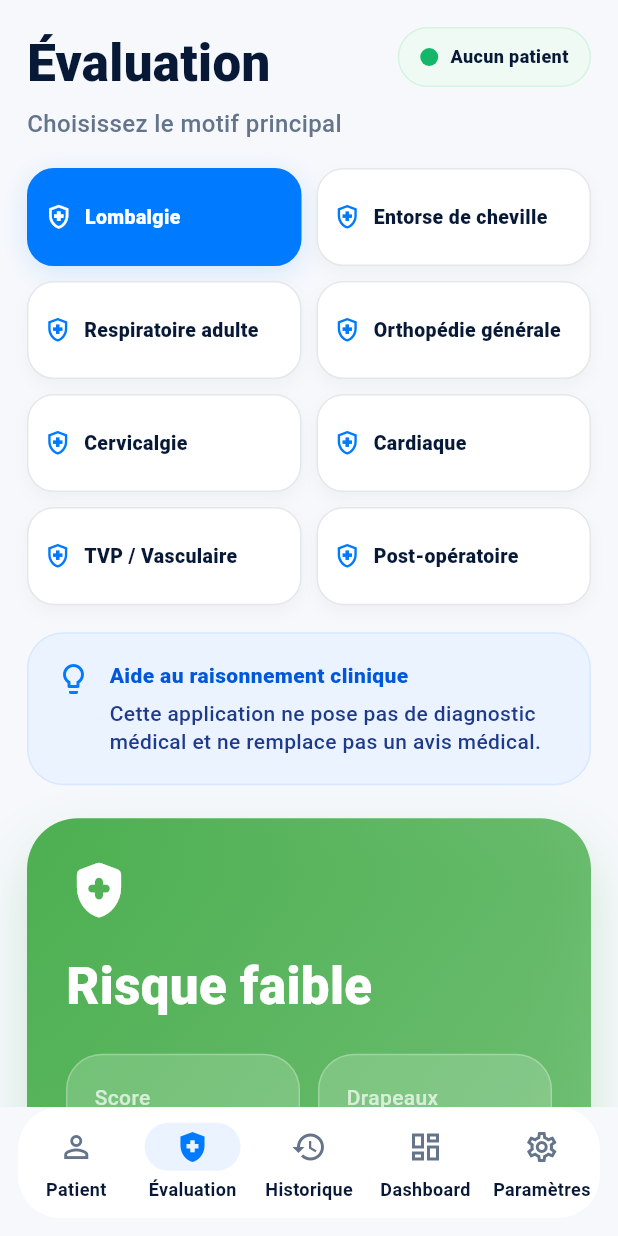
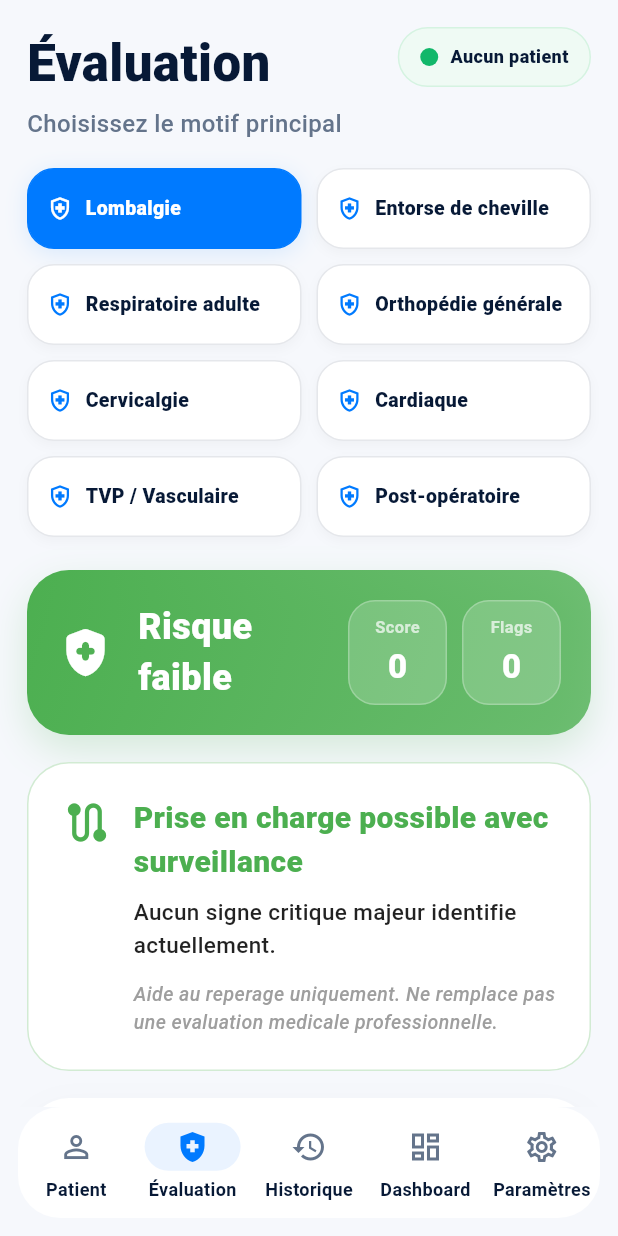
Before and after one commit to marcbouyssou-dot/drapeaux-rouges-mb, a Flutter app: the screen it shows after launch, swiped to page 2, on a phone screen of 412 x 824 dp. Run offline on Flutter 3.47's test engine with Material 3 defaults, Android fonts, the phone set to English and light mode, and no system bars; our stand-ins replace pdf, printing, share_plus, shared_preferences.

Commit message:
refine clinical evaluation ui

```diff
--- a/lib/screens/home_screen.dart
+++ b/lib/screens/home_screen.dart
@@ -210,8 +210,8 @@
                   color: riskColor,
                 ),
                 const SizedBox(height: 18),
-                buildAiSummaryCard(),
-                const SizedBox(height: 22),
+
+
                 CategoryCard(
                   category: selectedCategory,
                   items: selectedItems,
@@ -263,16 +263,11 @@
             ),
           ),
           Container(
-              padding: const EdgeInsets.symmetric(
-                horizontal: 14,
-                vertical: 12,
-              ),
+            padding: const EdgeInsets.symmetric(horizontal: 14, vertical: 12),
             decoration: BoxDecoration(
               color: const Color(0xFFEFFAF4),
               borderRadius: BorderRadius.circular(20),
-                border: Border.all(
-                  color: const Color(0xFFD5F3E1),
-                ),
+              border: Border.all(color: const Color(0xFFD5F3E1)),
             ),
             child: Row(
               mainAxisSize: MainAxisSize.min,
@@ -300,49 +295,6 @@
       ),
       const SizedBox(height: 18),
       buildCategoryGrid(),
-        const SizedBox(height: 18),
-        Container(
-          padding: const EdgeInsets.all(18),
-          decoration: BoxDecoration(
-            color: const Color(0xFFEAF3FF),
-            borderRadius: BorderRadius.circular(24),
-            border: Border.all(
-              color: const Color(0xFFD7E8FF),
-            ),
-          ),
-          child: const Row(
-            crossAxisAlignment: CrossAxisAlignment.start,
-            children: [
-              Icon(
-                Icons.lightbulb_outline_rounded,
-                color: Color(0xFF007AFF),
-              ),
-              SizedBox(width: 12),
-              Expanded(
-                child: Column(
-                  crossAxisAlignment: CrossAxisAlignment.start,
-                  children: [
-                    Text(
-                      'Aide au raisonnement clinique',
-                      style: TextStyle(
-                        color: Color(0xFF0057D9),
-                        fontWeight: FontWeight.w900,
-                      ),
-                    ),
-                    SizedBox(height: 6),
-                    Text(
-                      'Cette application ne pose pas de diagnostic médical et ne remplace pas un avis médical.',
-                      style: TextStyle(
-                        color: Color(0xFF1E3A8A),
-                        height: 1.35,
-                      ),
-                    ),
-                  ],
-                ),
-              ),
-            ],
-          ),
-        ),
     ],
   );
 }
@@ -350,21 +302,18 @@
   Widget buildCategoryGrid() {
   return LayoutBuilder(
     builder: (context, constraints) {
-        final bool compact = constraints.maxWidth < 430;
+      final double totalWidth = constraints.maxWidth;
 
-        return GridView.builder(
-          shrinkWrap: true,
-          physics: const NeverScrollableScrollPhysics(),
-          itemCount: categories.keys.length,
-          gridDelegate: SliverGridDelegateWithFixedCrossAxisCount(
-            crossAxisCount: compact ? 2 : 4,
-            mainAxisSpacing: 10,
-            crossAxisSpacing: 10,
-            childAspectRatio: compact ? 2.8 : 2.2,
-          ),
-          itemBuilder: (context, index) {
-            final category = categories.keys.elementAt(index);
-            final selected = category == selectedCategory;
+      final double itemWidth =
+          (totalWidth - 10) / 2;
+
+      return Wrap(
+        spacing: 10,
+        runSpacing: 10,
+
+        children: categories.keys.map((category) {
+          final selected =
+              category == selectedCategory;
 
           return GestureDetector(
             onTap: () {
@@ -372,48 +321,83 @@
                 selectedCategory = category;
               });
             },
+
             child: AnimatedContainer(
-                duration: const Duration(milliseconds: 180),
-                padding: const EdgeInsets.symmetric(horizontal: 10),
+              duration:
+                  const Duration(milliseconds: 180),
+
+              width: itemWidth,
+              height: 54,
+
+              padding:
+                  const EdgeInsets.symmetric(
+                horizontal: 12,
+              ),
+
               decoration: BoxDecoration(
-                  color: selected ? const Color(0xFF007AFF) : Colors.white,
-                  borderRadius: BorderRadius.circular(18),
+                color: selected
+                    ? const Color(0xFF007AFF)
+                    : Colors.white,
+
+                borderRadius:
+                    BorderRadius.circular(18),
+
                 border: Border.all(
                   color: selected
                       ? const Color(0xFF007AFF)
                       : const Color(0xFFE5E7EB),
-                    width: selected ? 1.6 : 1,
                 ),
+
                 boxShadow: [
                   BoxShadow(
                     color: selected
-                          ? const Color(0xFF007AFF).withOpacity(0.14)
-                          : Colors.black.withOpacity(0.03),
-                      blurRadius: selected ? 14 : 8,
-                      offset: const Offset(0, 4),
+                        ? const Color(0xFF007AFF)
+                            .withOpacity(0.12)
+                        : Colors.black
+                            .withOpacity(0.03),
+
+                    blurRadius:
+                        selected ? 12 : 6,
+
+                    offset:
+                        const Offset(0, 3),
                   ),
                 ],
               ),
+
               child: Row(
                 children: [
                   Icon(
-                      Icons.health_and_safety_outlined,
-                      size: 19,
+                    Icons
+                        .health_and_safety_outlined,
+
+                    size: 18,
+
                     color: selected
                         ? Colors.white
                         : const Color(0xFF007AFF),
                   ),
+
                   const SizedBox(width: 8),
+
                   Expanded(
                     child: Text(
                       category,
+
                       maxLines: 1,
-                        overflow: TextOverflow.ellipsis,
+
+                      overflow:
+                          TextOverflow.ellipsis,
+
                       style: TextStyle(
                         color: selected
                             ? Colors.white
-                              : const Color(0xFF071936),
-                          fontWeight: FontWeight.w800,
+                            : const Color(
+                                0xFF071936),
+
+                        fontWeight:
+                            FontWeight.w800,
+
                         fontSize: 13,
                       ),
                     ),
@@ -422,36 +406,84 @@
               ),
             ),
           );
-          },
+        }).toList(),
       );
     },
   );
 }
 
   Widget buildBottomButtons() {
-    return Wrap(
-      spacing: 12,
-      runSpacing: 12,
+  return Column(
+    crossAxisAlignment: CrossAxisAlignment.stretch,
     children: [
-        FilledButton.icon(
+      Row(
+        children: [
+          Expanded(
+            child: FilledButton.icon(
               onPressed: saveEvaluation,
-          icon: const Icon(Icons.save_outlined),
-          label: const Text('Enregistrer'),
+
+              icon: const Icon(
+                Icons.save_outlined,
               ),
-        FilledButton.icon(
+
+              label: const Text(
+                'Enregistrer',
+              ),
+            ),
+          ),
+
+          const SizedBox(width: 12),
+
+          Expanded(
+            child: FilledButton.icon(
               onPressed: exportPdf,
-          icon: const Icon(Icons.picture_as_pdf_outlined),
-          label: const Text('PDF'),
+
+              icon: const Icon(
+                Icons.picture_as_pdf_outlined,
               ),
-        OutlinedButton.icon(
+
+              label: const Text(
+                'PDF',
+              ),
+            ),
+          ),
+        ],
+      ),
+
+      const SizedBox(height: 12),
+
+      Row(
+        children: [
+          Expanded(
+            child: OutlinedButton.icon(
               onPressed: exportCsv,
-          icon: const Icon(Icons.table_chart_outlined),
-          label: const Text('CSV'),
+
+              icon: const Icon(
+                Icons.table_chart_outlined,
               ),
-        OutlinedButton.icon(
+
+              label: const Text(
+                'CSV',
+              ),
+            ),
+          ),
+
+          const SizedBox(width: 12),
+
+          Expanded(
+            child: OutlinedButton.icon(
               onPressed: resetSession,
-          icon: const Icon(Icons.refresh),
-          label: const Text('Réinitialiser'),
+
+              icon: const Icon(
+                Icons.refresh,
+              ),
+
+              label: const Text(
+                'Réinitialiser',
+              ),
+            ),
+          ),
+        ],
       ),
     ],
   );
--- a/lib/widgets/category_card.dart
+++ b/lib/widgets/category_card.dart
@@ -28,108 +28,182 @@
   @override
   Widget build(BuildContext context) {
     return Container(
-      padding: const EdgeInsets.all(22),
+      padding: const EdgeInsets.all(18),
+
       decoration: BoxDecoration(
         color: Colors.white,
-        borderRadius: BorderRadius.circular(32),
+
+        borderRadius: BorderRadius.circular(28),
+
         boxShadow: [
           BoxShadow(
-            color: Colors.black.withOpacity(0.04),
-            blurRadius: 24,
-            offset: const Offset(0, 12),
+            color: Colors.black.withOpacity(0.035),
+            blurRadius: 20,
+            offset: const Offset(0, 8),
           ),
         ],
       ),
+
       child: Column(
         crossAxisAlignment: CrossAxisAlignment.start,
+
         children: [
-          Text(
+          Row(
+            children: [
+              Expanded(
+                child: Text(
                   category,
+
                   style: const TextStyle(
-              fontSize: 26,
+                    fontSize: 24,
                     fontWeight: FontWeight.w900,
                   ),
                 ),
-          const SizedBox(height: 6),
-          Text(
-            '${items.length} éléments cliniques',
+              ),
+
+              Container(
+                padding: const EdgeInsets.symmetric(
+                  horizontal: 12,
+                  vertical: 7,
+                ),
+
+                decoration: BoxDecoration(
+                  color: const Color(0xFFF1F5F9),
+
+                  borderRadius: BorderRadius.circular(99),
+                ),
+
+                child: Text(
+                  '${items.length} items',
+
                   style: const TextStyle(
-              color: Colors.grey,
-              fontWeight: FontWeight.w600,
+                    color: Color(0xFF475569),
+                    fontWeight: FontWeight.w700,
+                    fontSize: 12,
                   ),
                 ),
-          const SizedBox(height: 20),
+              ),
+            ],
+          ),
+
+          const SizedBox(height: 18),
 
           ...items.map((item) {
             final checked = item['checked'] == true;
-            final severity = item['severity'].toString();
+
+            final severity =
+                item['severity'].toString();
 
             return AnimatedContainer(
-              duration: const Duration(milliseconds: 180),
-              margin: const EdgeInsets.only(bottom: 14),
-              padding: const EdgeInsets.all(18),
+              duration:
+                  const Duration(milliseconds: 180),
+
+              margin:
+                  const EdgeInsets.only(bottom: 10),
+
+              padding: const EdgeInsets.symmetric(
+                horizontal: 14,
+                vertical: 12,
+              ),
+
               decoration: BoxDecoration(
                 color: checked
-                    ? severityColor(severity).withOpacity(0.08)
+                    ? severityColor(severity)
+                        .withOpacity(0.08)
                     : const Color(0xFFF8FAFC),
-                borderRadius: BorderRadius.circular(24),
+
+                borderRadius:
+                    BorderRadius.circular(20),
+
                 border: Border.all(
                   color: checked
                       ? severityColor(severity)
                       : const Color(0xFFE2E8F0),
-                  width: checked ? 1.8 : 1,
+
+                  width: checked ? 1.6 : 1,
                 ),
               ),
+
               child: Row(
-                crossAxisAlignment: CrossAxisAlignment.start,
+                crossAxisAlignment:
+                    CrossAxisAlignment.center,
+
                 children: [
                   Transform.scale(
-                    scale: 1.15,
+                    scale: 1.08,
+
                     child: Checkbox(
                       value: checked,
-                      activeColor: severityColor(severity),
+
+                      activeColor:
+                          severityColor(severity),
+
                       shape: RoundedRectangleBorder(
-                        borderRadius: BorderRadius.circular(6),
+                        borderRadius:
+                            BorderRadius.circular(5),
                       ),
+
                       onChanged: (value) {
-                        onChanged(item, value ?? false);
+                        onChanged(
+                          item,
+                          value ?? false,
+                        );
                       },
                     ),
                   ),
 
-                  const SizedBox(width: 10),
+                  const SizedBox(width: 8),
 
                   Expanded(
                     child: Column(
-                      crossAxisAlignment: CrossAxisAlignment.start,
+                      crossAxisAlignment:
+                          CrossAxisAlignment.start,
+
                       children: [
                         Text(
                           item['title'],
+
                           style: const TextStyle(
-                            fontSize: 16,
-                            fontWeight: FontWeight.w700,
-                            height: 1.4,
+                            fontSize: 15,
+                            fontWeight:
+                                FontWeight.w700,
+
+                            height: 1.25,
                           ),
                         ),
 
-                        const SizedBox(height: 12),
+                        const SizedBox(height: 8),
 
                         Container(
-                          padding: const EdgeInsets.symmetric(
-                            horizontal: 14,
-                            vertical: 8,
+                          padding:
+                              const EdgeInsets.symmetric(
+                            horizontal: 10,
+                            vertical: 5,
                           ),
+
                           decoration: BoxDecoration(
-                            color:
-                                severityColor(severity).withOpacity(0.12),
-                            borderRadius: BorderRadius.circular(99),
+                            color: severityColor(
+                              severity,
+                            ).withOpacity(0.12),
+
+                            borderRadius:
+                                BorderRadius.circular(
+                              99,
                             ),
+                          ),
+
                           child: Text(
                             severity,
+
                             style: TextStyle(
-                              color: severityColor(severity),
-                              fontWeight: FontWeight.w800,
-                              fontSize: 13,
+                              color: severityColor(
+                                severity,
+                              ),
+
+                              fontWeight:
+                                  FontWeight.w800,
+
+                              fontSize: 11,
                             ),
                           ),
                         ),
--- a/lib/widgets/result_card.dart
+++ b/lib/widgets/result_card.dart
@@ -17,50 +17,46 @@
   @override
   Widget build(BuildContext context) {
     return Container(
-      padding: const EdgeInsets.all(26),
+      padding: const EdgeInsets.all(20),
       decoration: BoxDecoration(
         gradient: LinearGradient(
           colors: [
             riskColor,
-            riskColor.withOpacity(0.72),
+            riskColor.withOpacity(0.78),
           ],
           begin: Alignment.topLeft,
           end: Alignment.bottomRight,
         ),
-        borderRadius: BorderRadius.circular(34),
+        borderRadius: BorderRadius.circular(28),
         boxShadow: [
           BoxShadow(
-            color: riskColor.withOpacity(0.24),
-            blurRadius: 30,
-            offset: const Offset(0, 16),
+            color: riskColor.withOpacity(0.20),
+            blurRadius: 22,
+            offset: const Offset(0, 10),
           ),
         ],
       ),
-      child: Column(
-        crossAxisAlignment: CrossAxisAlignment.start,
+      child: Row(
         children: [
           const Icon(
             Icons.health_and_safety_rounded,
             color: Colors.white,
-            size: 44,
+            size: 38,
           ),
-          const SizedBox(height: 18),
-          Text(
-            riskLevel,
-            style: const TextStyle(
-              fontSize: 34,
-              color: Colors.white,
-              fontWeight: FontWeight.w900,
+          const SizedBox(width: 16),
+          Expanded(
+            child: Text(
+              riskLevel,
+              style: const TextStyle(
+                fontSize: 24,
+                color: Colors.white,
+                fontWeight: FontWeight.w900,
+              ),
             ),
           ),
-          const SizedBox(height: 20),
-          Row(
-            children: [
-              Expanded(child: _miniStat('Score', '$score')),
-              const SizedBox(width: 12),
-              Expanded(child: _miniStat('Drapeaux', '$checkedCount')),
-            ],
-          ),
+          _miniStat('Score', '$score'),
+          const SizedBox(width: 10),
+          _miniStat('Flags', '$checkedCount'),
         ],
       ),
     );
@@ -68,24 +64,34 @@
 
   Widget _miniStat(String label, String value) {
     return Container(
-      padding: const EdgeInsets.all(18),
+      width: 66,
+      padding: const EdgeInsets.symmetric(
+        horizontal: 10,
+        vertical: 9,
+      ),
       decoration: BoxDecoration(
         color: Colors.white.withOpacity(0.18),
-        borderRadius: BorderRadius.circular(24),
+        borderRadius: BorderRadius.circular(18),
         border: Border.all(
-          color: Colors.white.withOpacity(0.26),
+          color: Colors.white.withOpacity(0.25),
         ),
       ),
       child: Column(
-        crossAxisAlignment: CrossAxisAlignment.start,
         children: [
-          Text(label, style: const TextStyle(color: Colors.white70)),
-          const SizedBox(height: 8),
+          Text(
+            label,
+            style: const TextStyle(
+              color: Colors.white70,
+              fontSize: 11,
+              fontWeight: FontWeight.w700,
+            ),
+          ),
+          const SizedBox(height: 3),
           Text(
             value,
             style: const TextStyle(
               color: Colors.white,
-              fontSize: 30,
+              fontSize: 22,
               fontWeight: FontWeight.w900,
             ),
           ),
```
Lines whose indentation alone changed are shown as unchanged.
